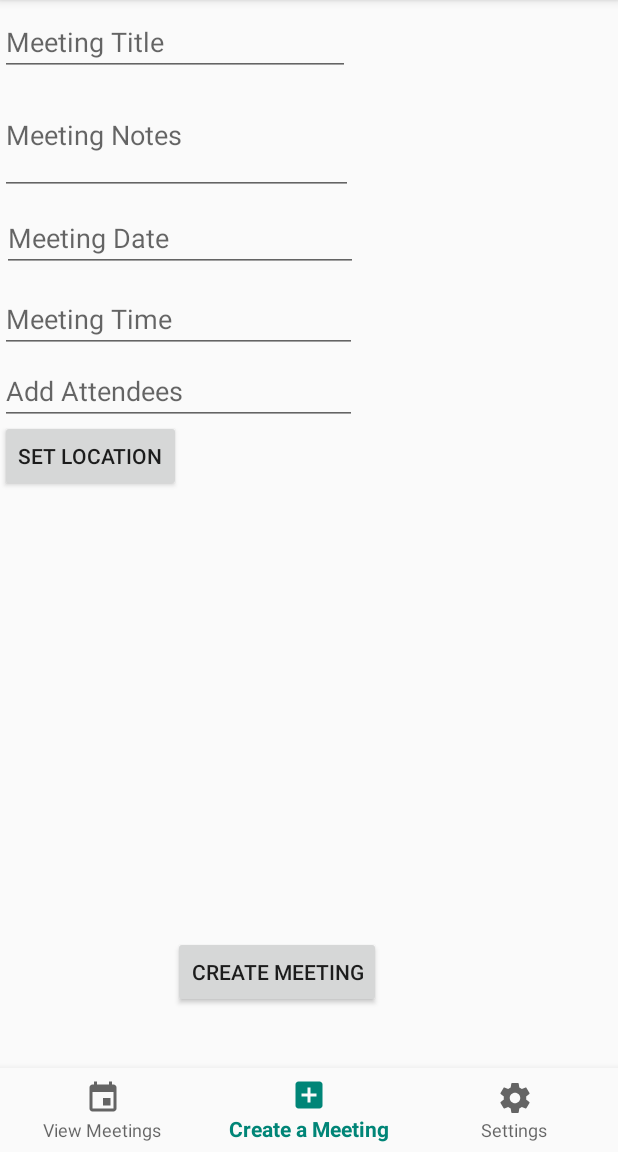
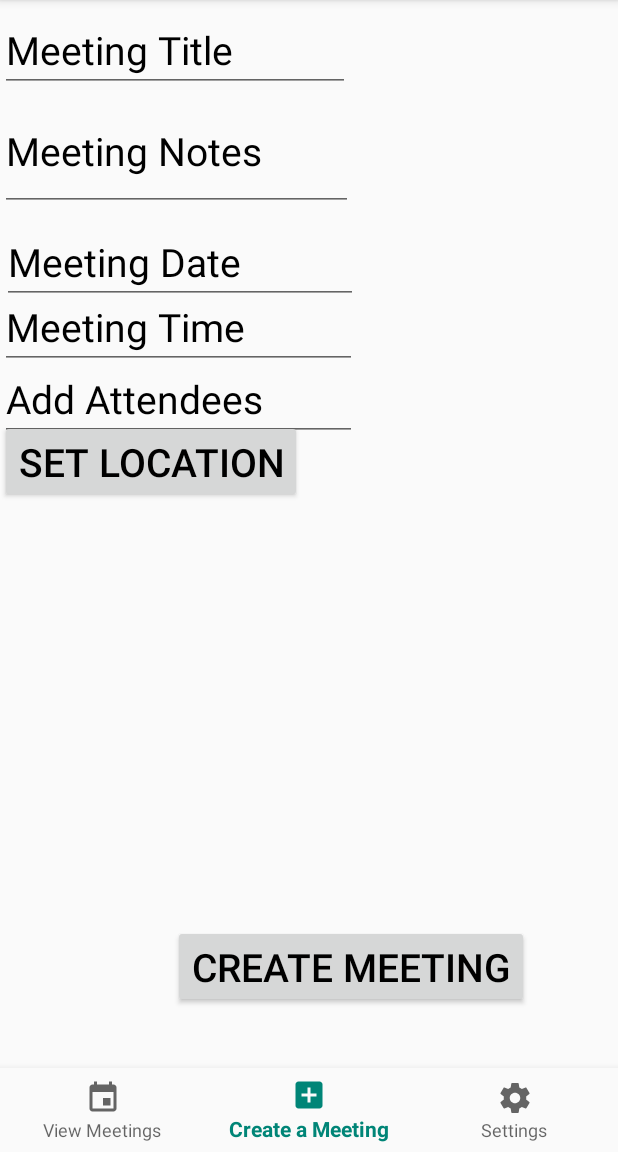
Before and after one commit to WisKhalifa/Meetballs, an Android app: the screen it shows after launch (MainActivity), item 2 of the bottom bar chosen, on a phone screen of 412 x 824 dp, the part 84-1236 px from its top. Run offline under Robolectric (Android 15) with nearby library versions, the phone set to English and light mode, and no system bars.

Commit message:
EVERYTHING WORKING started design clean up

```diff
--- a/app/src/main/java/com/example/wis/meetballs/CreateFragment.java
+++ b/app/src/main/java/com/example/wis/meetballs/CreateFragment.java
@@ -1,6 +1,7 @@
 package com.example.wis.meetballs;
 
 import android.content.Intent;
+import android.graphics.Color;
 import android.os.Bundle;
 import android.support.annotation.Nullable;
 import android.support.v4.app.Fragment;
@@ -20,6 +21,9 @@ public class CreateFragment extends Fragment {
 
     protected EditText titleEdit, notesEdit, dateEdit, timeEdit;
     protected AutoCompleteTextView attendeeEdit;
+    static int colorText = Color.BLACK;
+    static int sizeText = 26;
+
 
 
     @Nullable
@@ -36,9 +40,30 @@ public class CreateFragment extends Fragment {
         timeEdit = view.findViewById(R.id.MeetingTime);
         attendeeEdit = view.findViewById(R.id.AddAttendee);
 
+        titleEdit.setTextColor(colorText);
+        titleEdit.setHintTextColor(colorText);
+        titleEdit.setTextSize(sizeText);
+        notesEdit.setTextColor(colorText);
+        notesEdit.setHintTextColor(colorText);
+        notesEdit.setTextSize(sizeText);
 
-        Button createMeetingButton, locationButton;
-        createMeetingButton = view.findViewById(R.id.createMeetingButton);
+        dateEdit.setTextColor(colorText);
+        dateEdit.setHintTextColor(colorText);
+        dateEdit.setTextSize(sizeText);
+
+        timeEdit.setTextColor(colorText);
+        timeEdit.setHintTextColor(colorText);
+        timeEdit.setTextSize(sizeText);
+
+        attendeeEdit.setTextColor(colorText);
+        attendeeEdit.setHintTextColor(colorText);
+        attendeeEdit.setTextSize(sizeText);
+
+
+        Button createMeetingButton = view.findViewById(R.id.createMeetingButton);
+        createMeetingButton.setTextColor(colorText);
+        createMeetingButton.setTextSize(sizeText);
+
         createMeetingButton.setOnClickListener(new View.OnClickListener() {
             @Override
             public void onClick(View view) {
@@ -46,7 +71,10 @@ public class CreateFragment extends Fragment {
             }
         });
 
-        locationButton = view.findViewById(R.id.locationButton);
+        Button locationButton = view.findViewById(R.id.locationButton);
+        locationButton.setTextColor(colorText);
+        locationButton.setTextSize(sizeText);
+
         locationButton.setOnClickListener(new View.OnClickListener() {
             @Override
             public void onClick(View view) {
@@ -107,13 +135,6 @@ public class CreateFragment extends Fragment {
 
     }
 
-    public void setTextColorBlue() {
-        EditText titleEdit = getActivity().findViewById(R.id.MeetingTitle);
-
-        titleEdit.setTextColor(0xFF00FF00);
-        titleEdit.setHintTextColor(0xFF00FF00);
-    }
-
 
 
 }
--- a/app/src/main/java/com/example/wis/meetballs/HomeFragment.java
+++ b/app/src/main/java/com/example/wis/meetballs/HomeFragment.java
@@ -20,6 +20,7 @@ public class HomeFragment extends Fragment {
 
     private RecyclerView mRecyclerView;
     private RecyclerView.Adapter mAdapter;
+
 
     @Nullable
     @Override
--- a/app/src/main/res/layout/fragment_settings.xml
+++ b/app/src/main/res/layout/fragment_settings.xml
@@ -8,6 +8,7 @@
         android:id="@+id/setColor"
         android:layout_width="match_parent"
         android:layout_height="wrap_content"
+        android:color="#000"
         android:text="Set Text Colour:" />
 
 
@@ -21,6 +22,7 @@
             android:layout_width="wrap_content"
             android:layout_height="wrap_content"
             android:checked="true"
+            android:textColor="#000"
             android:text="Blue" />
 
         <RadioButton
--- a/app/src/main/res/layout/recycler_layout.xml
+++ b/app/src/main/res/layout/recycler_layout.xml
@@ -11,7 +11,9 @@
         android:id="@+id/meetName"
         android:layout_width="match_parent"
         android:layout_height="wrap_content"
-        android:background="#c7b8a0" />
+        android:layout_marginTop="10dp"
+        android:background="#d3d3d3"
+        android:padding="10dp" />
 
     <TextView
         android:id="@+id/meetDate"
```
Also changed, not shown: app/src/main/java/com/example/wis/meetballs/RecyclerAdapter.java (+28 -0 lines), app/src/main/java/com/example/wis/meetballs/SettingsFragment.java (+16 -5 lines).
